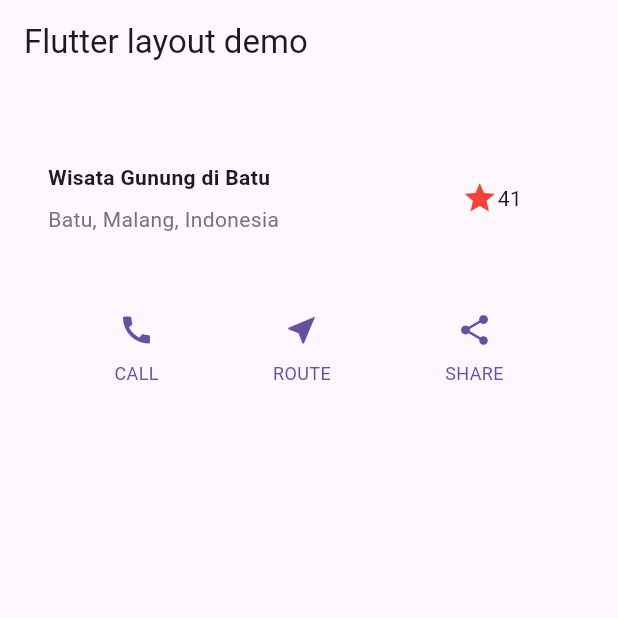
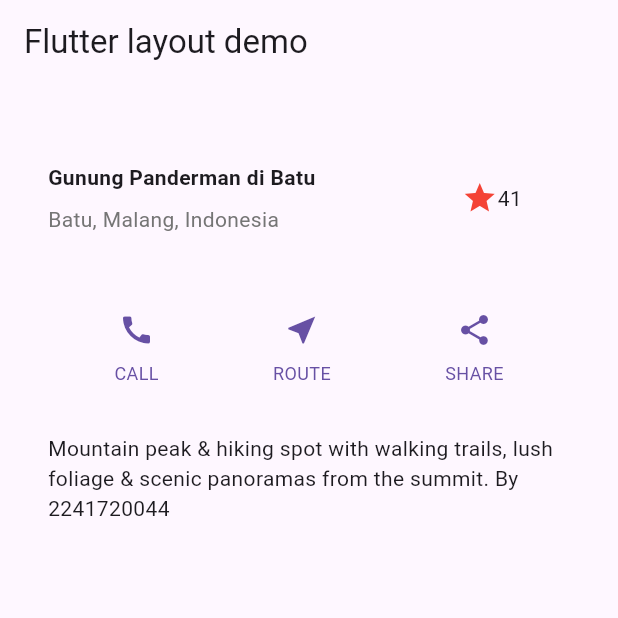
Before and after one commit to mkemaln/flutter_fundamental, a Flutter app: the screen it shows after launch, on a phone screen of 412 x 824 dp, the top half of it. Run offline on Flutter 3.47's test engine with Material 3 defaults, Android fonts, the phone set to English and light mode, and no system bars.

Commit message:
add: praktikum 3

```diff
--- a/lib/main.dart
+++ b/lib/main.dart
@@ -22,7 +22,7 @@ class MyApp extends StatelessWidget {
                   // memberi padding bottom 8
                   padding: const EdgeInsets.only(bottom: 8),
                   child: const Text(
-                    'Wisata Gunung di Batu',
+                    'Gunung Panderman di Batu',
                     style: TextStyle(
                       fontWeight: FontWeight.bold,
                     ),
@@ -67,6 +67,14 @@ class MyApp extends StatelessWidget {
       ],
     );
 
+    Widget textSection = Container(
+      padding: const EdgeInsets.all(32),
+      child: const Text(
+        'Mountain peak & hiking spot with walking trails, lush foliage & scenic panoramas from the summit. By 2241720044',
+        softWrap: true,
+      ),
+    );
+
     return MaterialApp(
       title: 'Flutter layout: Muhammad Kemal Nugraha dan 2241720044',
       home: Scaffold(
@@ -74,7 +82,7 @@ class MyApp extends StatelessWidget {
           title: const Text('Flutter layout demo'),
         ),
         body: Column(
-          children: [titleSection, buttonSection],
+          children: [titleSection, buttonSection, textSection],
         ),
       ),
     );
```
